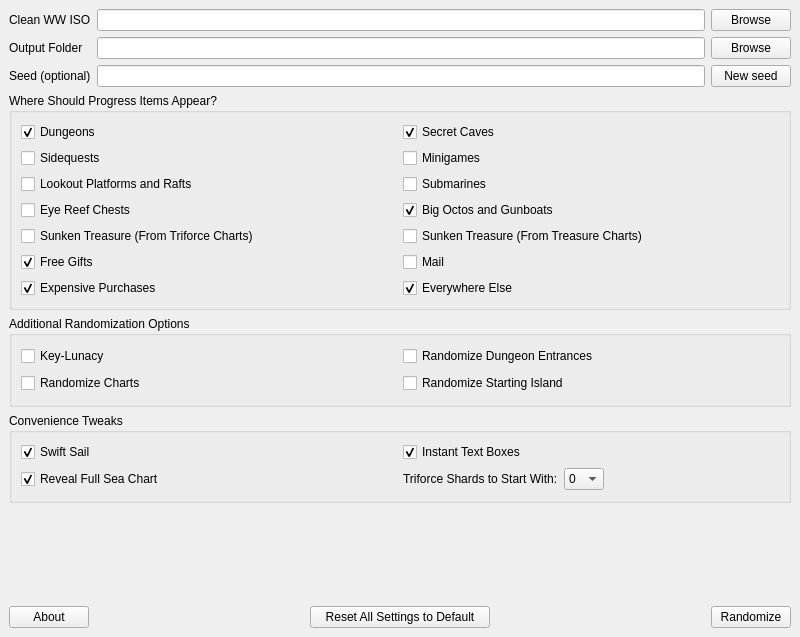
First picture: the form in ui/randomizer_window.ui, repository LagoLunatic/wwrando, before the edit.
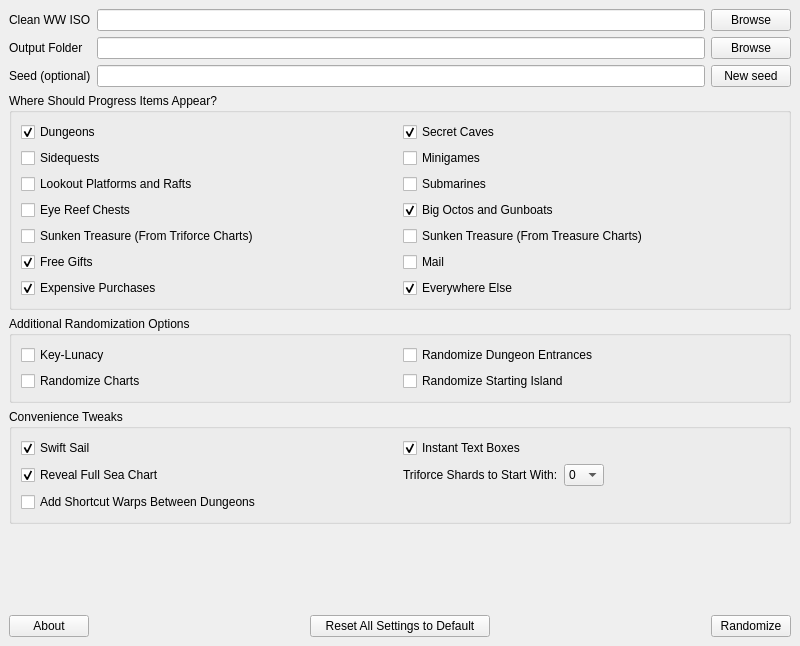
Second picture: the form after the edit.

Commit message: Add tweak to add warps in between dungeons

What changed in the file:
```diff
--- a/ui/randomizer_window.ui
+++ b/ui/randomizer_window.ui
@@ -7,7 +7,7 @@
     <x>0</x>
     <y>0</y>
     <width>800</width>
-    <height>637</height>
+    <height>646</height>
    </rect>
   </property>
   <property name="windowTitle">
@@ -346,6 +346,13 @@
          </item>
         </layout>
        </item>
+       <item row="2" column="0">
+        <widget class="QCheckBox" name="add_shortcut_warps_between_dungeons">
+         <property name="text">
+          <string>Add Shortcut Warps Between Dungeons</string>
+         </property>
+        </widget>
+       </item>
       </layout>
      </widget>
     </item>
```
Left out of the diff: 20 changed lines with no effect on the pictures. The commit also changes 5 other files.
